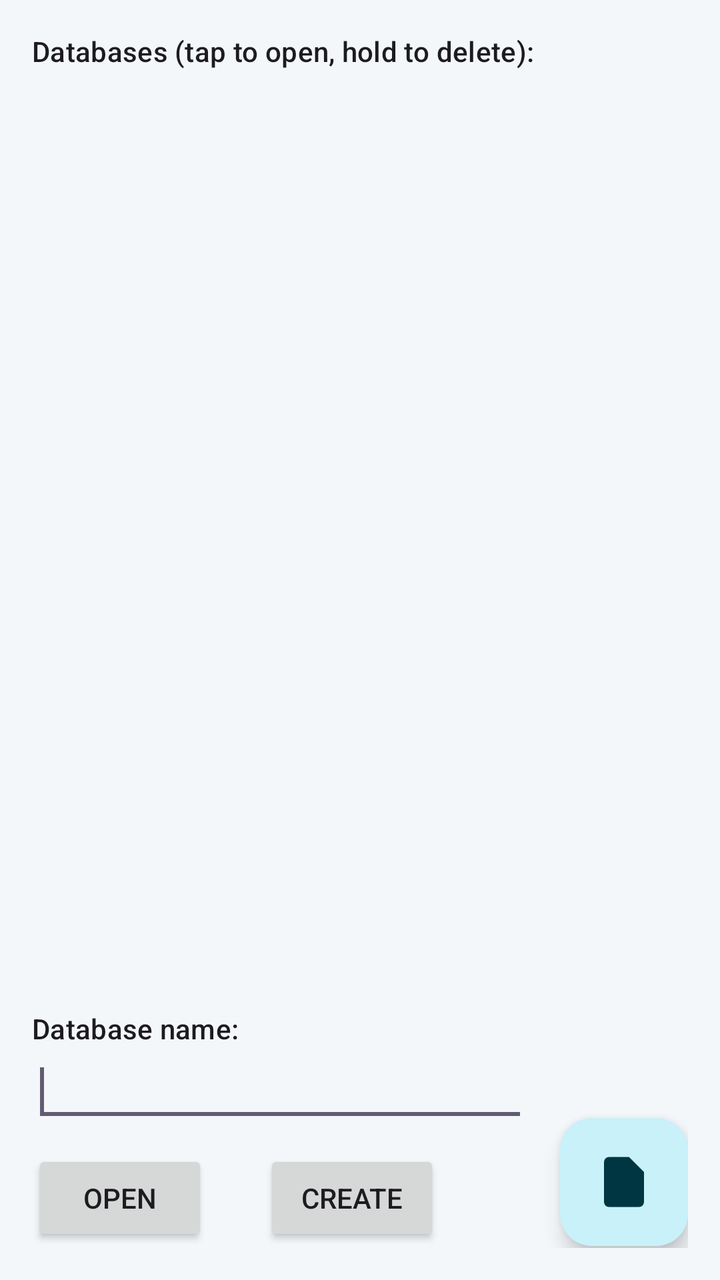
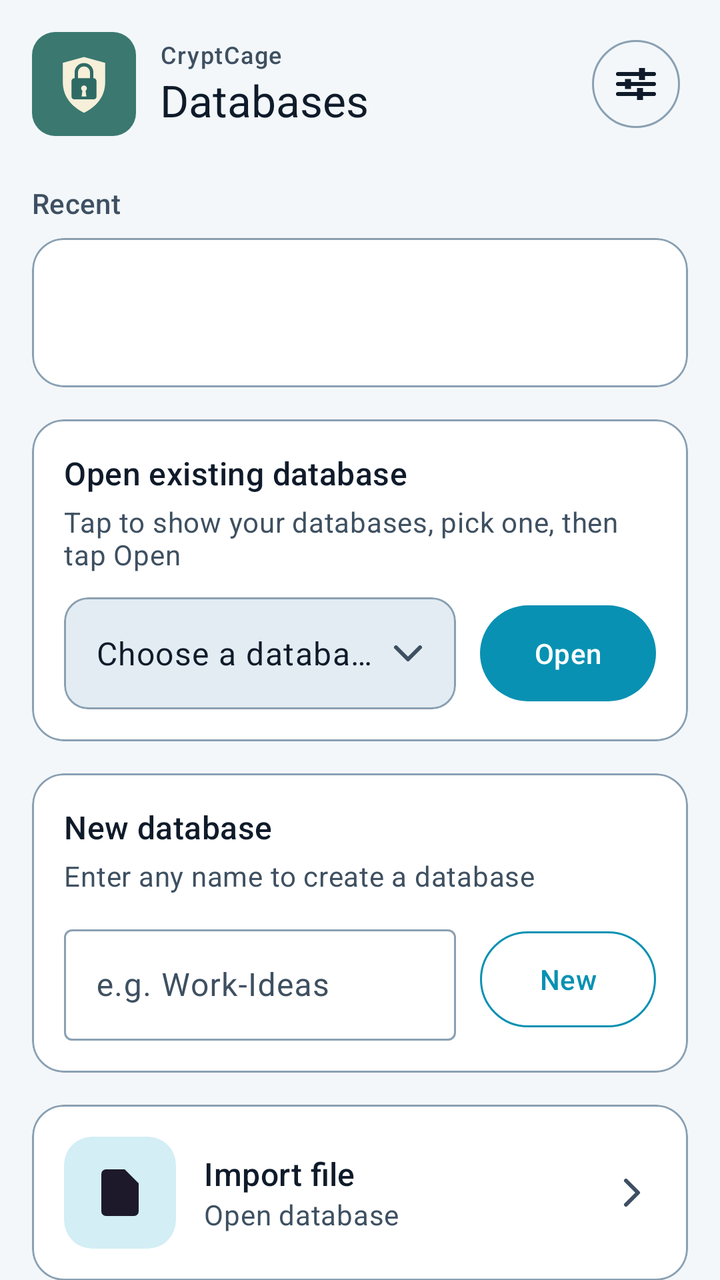

Screens rendered from an Android XML layout before and after an edit, with the pre-edit source and the edit as a unified diff.
<!-- AndroidManifest.xml: application theme AppBaseTheme -->
<!-- res/layout/activity_select_database.xml -->
<?xml version="1.0" encoding="utf-8"?>
<RelativeLayout xmlns:android="http://schemas.android.com/apk/res/android"
    xmlns:app="http://schemas.android.com/apk/res-auto"
    xmlns:tools="http://schemas.android.com/tools"
    android:layout_width="match_parent"
    android:layout_height="match_parent"
    android:paddingBottom="@dimen/activity_vertical_margin"
    android:paddingStart="@dimen/activity_horizontal_margin"
    android:paddingEnd="@dimen/activity_horizontal_margin"
    android:paddingTop="@dimen/activity_vertical_margin"
    tools:context=".MainActivity" >

    <ListView
        android:id="@android:id/list"
        android:layout_width="match_parent"
        android:layout_height="match_parent"
        android:layout_above="@+id/textView1"
        android:layout_below="@+id/textRecentDB" />

    <TextView
        android:id="@+id/textRecentDB"
        android:layout_width="wrap_content"
        android:layout_height="wrap_content"
        android:layout_alignParentStart="true"
        android:layout_alignParentTop="true"
        android:text="@string/title_recentDB"
        android:textAppearance="?attr/textAppearanceTitleSmall" />

    <TextView
        android:id="@+id/textView1"
        android:layout_width="wrap_content"
        android:layout_height="wrap_content"
        android:layout_above="@+id/editTextPath"
        android:layout_alignParentStart="true"
        android:layout_marginTop="14dp"
        android:text="@string/title_databaseLocation"
        android:textAppearance="?attr/textAppearanceTitleSmall" />

    <EditText
        android:id="@+id/editTextPath"
        android:layout_width="wrap_content"
        android:layout_height="wrap_content"
        android:layout_above="@+id/buttonOpen"
        android:layout_alignStart="@+id/textView1"
        android:layout_toStartOf="@+id/buttonStorage"
        android:inputType="textNoSuggestions" >

        <requestFocus />
    </EditText>

    <com.google.android.material.floatingactionbutton.FloatingActionButton
        android:id="@+id/buttonStorage"
        android:layout_width="wrap_content"
        android:layout_height="wrap_content"
        android:layout_alignBottom="@+id/buttonOpen"
        android:layout_alignParentEnd="true"
        android:layout_marginStart="16dp"
        android:contentDescription="@string/action_import"
        app:fabCustomSize="64dp"
        app:maxImageSize="30dp"
        app:srcCompat="@drawable/ic_file_import"
        app:tint="?attr/colorOnPrimaryContainer" />

    <Button
        android:id="@+id/buttonOpen"
        android:layout_width="wrap_content"
        android:layout_height="wrap_content"
        android:layout_alignStart="@+id/editTextPath"
        android:layout_alignParentBottom="true"
        android:layout_marginBottom="1dp"
        android:layout_marginTop="10dp"
        android:text="@string/butt_open" />

    <Button
        android:id="@+id/buttonCreate"
        android:layout_width="wrap_content"
        android:layout_height="wrap_content"
        android:layout_alignBaseline="@+id/buttonOpen"
        android:layout_alignBottom="@+id/buttonOpen"
        android:layout_marginStart="28dp"
        android:layout_toEndOf="@+id/buttonOpen"
        android:text="@string/butt_create" />

    <ProgressBar
        android:id="@+id/progressBar1"
        style="?android:attr/progressBarStyleLarge"
        android:layout_width="wrap_content"
        android:layout_height="wrap_content"
        android:layout_centerHorizontal="true"
        android:layout_centerVertical="true"
        android:visibility="gone" />

</RelativeLayout>
<!-- resources referenced by this layout -->
<resources>
  <dimen name="activity_horizontal_margin">16dp</dimen>
  <dimen name="activity_vertical_margin">16dp</dimen>
  <string name="action_import">Import database</string>
  <string name="butt_create">Create</string>
  <string name="butt_open">Open</string>
  <string name="title_databaseLocation">Database name:</string>
  <string name="title_recentDB">Databases (tap to open, hold to delete):</string>
  <color name="tech_primary">#0891B2</color>
  <color name="tech_surface">#FFFFFF</color>
  <color name="tech_on_surface">#0F1B2A</color>
  <color name="tech_outline">#8AA0B2</color>
  <color name="tech_background">#F3F7FA</color>
  <!-- unchanged entries left out for length: 9 -->
</resources>

<!-- the commit's change to res/layout/activity_select_database.xml (unified diff, before → after) -->
@@ -1,93 +1,389 @@
 <?xml version="1.0" encoding="utf-8"?>
-<RelativeLayout xmlns:android="http://schemas.android.com/apk/res/android"
+<FrameLayout xmlns:android="http://schemas.android.com/apk/res/android"
     xmlns:app="http://schemas.android.com/apk/res-auto"
-    xmlns:tools="http://schemas.android.com/tools"
     android:layout_width="match_parent"
-    android:layout_height="match_parent"
-    android:paddingBottom="@dimen/activity_vertical_margin"
-    android:paddingStart="@dimen/activity_horizontal_margin"
-    android:paddingEnd="@dimen/activity_horizontal_margin"
-    android:paddingTop="@dimen/activity_vertical_margin"
-    tools:context=".MainActivity" >
-
-    <ListView
-        android:id="@android:id/list"
+    android:layout_height="match_parent">
+
+    <androidx.core.widget.NestedScrollView
         android:layout_width="match_parent"
         android:layout_height="match_parent"
-        android:layout_above="@+id/textView1"
-        android:layout_below="@+id/textRecentDB" />
-
-    <TextView
-        android:id="@+id/textRecentDB"
-        android:layout_width="wrap_content"
-        android:layout_height="wrap_content"
-        android:layout_alignParentStart="true"
-        android:layout_alignParentTop="true"
-        android:text="@string/title_recentDB"
-        android:textAppearance="?attr/textAppearanceTitleSmall" />
-
-    <TextView
-        android:id="@+id/textView1"
-        android:layout_width="wrap_content"
-        android:layout_height="wrap_content"
-        android:layout_above="@+id/editTextPath"
-        android:layout_alignParentStart="true"
-        android:layout_marginTop="14dp"
-        android:text="@string/title_databaseLocation"
-        android:textAppearance="?attr/textAppearanceTitleSmall" />
-
-    <EditText
-        android:id="@+id/editTextPath"
-        android:layout_width="wrap_content"
-        android:layout_height="wrap_content"
-        android:layout_above="@+id/buttonOpen"
-        android:layout_alignStart="@+id/textView1"
-        android:layout_toStartOf="@+id/buttonStorage"
-        android:inputType="textNoSuggestions" >
-
-        <requestFocus />
-    </EditText>
-
-    <com.google.android.material.floatingactionbutton.FloatingActionButton
-        android:id="@+id/buttonStorage"
-        android:layout_width="wrap_content"
-        android:layout_height="wrap_content"
-        android:layout_alignBottom="@+id/buttonOpen"
-        android:layout_alignParentEnd="true"
-        android:layout_marginStart="16dp"
-        android:contentDescription="@string/action_import"
-        app:fabCustomSize="64dp"
-        app:maxImageSize="30dp"
-        app:srcCompat="@drawable/ic_file_import"
-        app:tint="?attr/colorOnPrimaryContainer" />
-
-    <Button
-        android:id="@+id/buttonOpen"
-        android:layout_width="wrap_content"
-        android:layout_height="wrap_content"
-        android:layout_alignStart="@+id/editTextPath"
-        android:layout_alignParentBottom="true"
-        android:layout_marginBottom="1dp"
-        android:layout_marginTop="10dp"
-        android:text="@string/butt_open" />
-
-    <Button
-        android:id="@+id/buttonCreate"
-        android:layout_width="wrap_content"
-        android:layout_height="wrap_content"
-        android:layout_alignBaseline="@+id/buttonOpen"
-        android:layout_alignBottom="@+id/buttonOpen"
-        android:layout_marginStart="28dp"
-        android:layout_toEndOf="@+id/buttonOpen"
-        android:text="@string/butt_create" />
+        android:clipToPadding="false"
+        android:fillViewport="true"
+        android:paddingBottom="24dp"
+        android:paddingEnd="16dp"
+        android:paddingStart="16dp"
+        android:paddingTop="16dp">
+
+        <LinearLayout
+            android:layout_width="match_parent"
+            android:layout_height="wrap_content"
+            android:orientation="vertical">
+
+            
+            <LinearLayout
+                android:layout_width="match_parent"
+                android:layout_height="wrap_content"
+                android:gravity="center_vertical"
+                android:orientation="horizontal">
+
+                <ImageView
+                    android:id="@+id/imageBrand"
+                    android:layout_width="52dp"
+                    android:layout_height="52dp"
+                    android:importantForAccessibility="no"
+                    android:src="@drawable/ic_brand" />
+
+                <LinearLayout
+                    android:layout_width="0dp"
+                    android:layout_height="wrap_content"
+                    android:layout_marginStart="12dp"
+                    android:layout_weight="1"
+                    android:orientation="vertical">
+
+                    <TextView
+                        android:layout_width="wrap_content"
+                        android:layout_height="wrap_content"
+                        android:text="@string/app_name"
+                        android:textAppearance="?attr/textAppearanceLabelMedium"
+                        android:textColor="?attr/colorOnSurfaceVariant" />
+
+                    <TextView
+                        android:id="@+id/textTitle"
+                        android:layout_width="wrap_content"
+                        android:layout_height="wrap_content"
+                        android:text="@string/title_databases"
+                        android:textAppearance="?attr/textAppearanceTitleLarge"
+                        android:textColor="?attr/colorOnSurface" />
+                </LinearLayout>
+
+                <com.google.android.material.button.MaterialButton
+                    android:id="@+id/buttonSettings"
+                    style="?attr/materialIconButtonOutlinedStyle"
+                    android:layout_width="52dp"
+                    android:layout_height="52dp"
+                    android:contentDescription="@string/action_settings"
+                    app:icon="@drawable/ic_settings"
+                    app:iconGravity="textStart"
+                    app:iconPadding="0dp"
+                    app:iconSize="24dp"
+                    app:iconTint="?attr/colorOnSurface"
+                    app:strokeColor="?attr/colorOutline" />
+            </LinearLayout>
+
+            
+            <TextView
+                android:id="@+id/textRecentTitle"
+                android:layout_width="wrap_content"
+                android:layout_height="wrap_content"
+                android:layout_marginTop="24dp"
+                android:layout_marginBottom="8dp"
+                android:text="@string/title_recent"
+                android:textAppearance="?attr/textAppearanceLabelLarge"
+                android:textColor="?attr/colorOnSurfaceVariant" />
+
+            <com.google.android.material.card.MaterialCardView
+                android:id="@+id/cardRecent"
+                style="?attr/materialCardViewOutlinedStyle"
+                android:layout_width="match_parent"
+                android:layout_height="wrap_content"
+                android:clickable="true"
+                android:focusable="true"
+                android:foreground="?attr/selectableItemBackground"
+                app:cardBackgroundColor="?attr/colorSurface"
+                app:cardCornerRadius="16dp"
+                app:cardElevation="0dp"
+                app:strokeColor="?attr/colorOutline"
+                app:strokeWidth="1dp">
+
+                <LinearLayout
+                    android:layout_width="match_parent"
+                    android:layout_height="wrap_content"
+                    android:orientation="vertical"
+                    android:padding="16dp">
+
+                    <TextView
+                        android:id="@+id/textRecentName"
+                        android:layout_width="match_parent"
+                        android:layout_height="wrap_content"
+                        android:ellipsize="end"
+                        android:singleLine="true"
+                        android:textAppearance="?attr/textAppearanceTitleMedium"
+                        android:textColor="?attr/colorOnSurface" />
+
+                    <TextView
+                        android:id="@+id/textRecentInfo"
+                        android:layout_width="match_parent"
+                        android:layout_height="wrap_content"
+                        android:layout_marginTop="2dp"
+                        android:textAppearance="?attr/textAppearanceBodyMedium"
+                        android:textColor="?attr/colorOnSurfaceVariant" />
+                </LinearLayout>
+            </com.google.android.material.card.MaterialCardView>
+
+            
+            <com.google.android.material.card.MaterialCardView
+                style="?attr/materialCardViewOutlinedStyle"
+                android:layout_width="match_parent"
+                android:layout_height="wrap_content"
+                android:layout_marginTop="16dp"
+                app:cardBackgroundColor="?attr/colorSurface"
+                app:cardCornerRadius="16dp"
+                app:cardElevation="0dp"
+                app:strokeColor="?attr/colorOutline"
+                app:strokeWidth="1dp">
+
+                <LinearLayout
+                    android:layout_width="match_parent"
+                    android:layout_height="wrap_content"
+                    android:orientation="vertical"
+                    android:padding="16dp">
+
+                    <TextView
+                        android:layout_width="wrap_content"
+                        android:layout_height="wrap_content"
+                        android:text="@string/title_openExisting"
+                        android:textAppearance="?attr/textAppearanceTitleMedium"
+                        android:textColor="?attr/colorOnSurface" />
+
+                    <TextView
+                        android:layout_width="wrap_content"
+                        android:layout_height="wrap_content"
+                        android:layout_marginTop="4dp"
+                        android:text="@string/hint_openExisting"
+                        android:textAppearance="?attr/textAppearanceBodyMedium"
+                        android:textColor="?attr/colorOnSurfaceVariant" />
+
+                    <LinearLayout
+                        android:layout_width="match_parent"
+                        android:layout_height="wrap_content"
+                        android:layout_marginTop="12dp"
+                        android:gravity="center_vertical"
+                        android:orientation="horizontal">
+
+                        <com.google.android.material.card.MaterialCardView
+                            android:id="@+id/rowSelect"
+                            style="?attr/materialCardViewOutlinedStyle"
+                            android:layout_width="0dp"
+                            android:layout_height="56dp"
+                            android:layout_weight="1"
+                            android:clickable="true"
+                            android:focusable="true"
+                            android:foreground="?attr/selectableItemBackground"
+                            app:cardBackgroundColor="?attr/colorSurfaceVariant"
+                            app:cardCornerRadius="12dp"
+                            app:cardElevation="0dp"
+                            app:strokeColor="?attr/colorOutline"
+                            app:strokeWidth="1dp">
+
+                            <LinearLayout
+                                android:layout_width="match_parent"
+                                android:layout_height="match_parent"
+                                android:gravity="center_vertical"
+                                android:orientation="horizontal"
+                                android:paddingEnd="12dp"
+                                android:paddingStart="16dp">
+
+                                <TextView
+                                    android:id="@+id/textSelected"
+                                    android:layout_width="0dp"
+                                    android:layout_height="wrap_content"
+                                    android:layout_weight="1"
+                                    android:ellipsize="end"
+                                    android:singleLine="true"
+                                    android:text="@string/hint_chooseDatabase"
+                                    android:textAppearance="?attr/textAppearanceBodyLarge"
+                                    android:textColor="?attr/colorOnSurface" />
+
+                                <ImageView
+                                    android:id="@+id/imageExpand"
+                                    android:layout_width="24dp"
+                                    android:layout_height="24dp"
+                                    android:importantForAccessibility="no"
+                                    android:src="@drawable/ic_expand_more"
+                                    app:tint="?attr/colorOnSurfaceVariant" />
+                            </LinearLayout>
+                        </com.google.android.material.card.MaterialCardView>
+
+                        <com.google.android.material.button.MaterialButton
+                            android:id="@+id/buttonOpen"
+                            android:layout_width="wrap_content"
+                            android:layout_height="56dp"
+                            android:layout_marginStart="12dp"
+                            android:minWidth="88dp"
+                            android:text="@string/butt_open" />
+                    </LinearLayout>
+
+                    <com.google.android.material.card.MaterialCardView
+                        android:id="@+id/cardDatabaseList"
+                        style="?attr/materialCardViewOutlinedStyle"
+                        android:layout_width="match_parent"
+                        android:layout_height="wrap_content"
+                        android:layout_marginTop="8dp"
+                        android:visibility="gone"
+                        app:cardBackgroundColor="?attr/colorSurface"
+                        app:cardCornerRadius="12dp"
+                        app:cardElevation="0dp"
+                        app:strokeColor="?attr/colorOutline"
+                        app:strokeWidth="1dp">
+
+                        <LinearLayout
+                            android:id="@+id/listDatabases"
+                            android:layout_width="match_parent"
+                            android:layout_height="wrap_content"
+                            android:orientation="vertical" />
+                    </com.google.android.material.card.MaterialCardView>
+                </LinearLayout>
+            </com.google.android.material.card.MaterialCardView>
+
+            
+            <com.google.android.material.card.MaterialCardView
+                style="?attr/materialCardViewOutlinedStyle"
+                android:layout_width="match_parent"
+                android:layout_height="wrap_content"
+                android:layout_marginTop="16dp"
+                app:cardBackgroundColor="?attr/colorSurface"
+                app:cardCornerRadius="16dp"
+                app:cardElevation="0dp"
+                app:strokeColor="?attr/colorOutline"
+                app:strokeWidth="1dp">
+
+                <LinearLayout
+                    android:layout_width="match_parent"
+                    android:layout_height="wrap_content"
+                    android:orientation="vertical"
+                    android:padding="16dp">
+
+                    <TextView
+                        android:layout_width="wrap_content"
+                        android:layout_height="wrap_content"
+                        android:text="@string/title_newDatabase"
+                        android:textAppearance="?attr/textAppearanceTitleMedium"
+                        android:textColor="?attr/colorOnSurface" />
+
+                    <TextView
+                        android:layout_width="wrap_content"
+                        android:layout_height="wrap_content"
+                        android:layout_marginTop="4dp"
+                        android:text="@string/hint_newDatabase"
+                        android:textAppearance="?attr/textAppearanceBodyMedium"
+                        android:textColor="?attr/colorOnSurfaceVariant" />
+
+                    <LinearLayout
+                        android:layout_width="match_parent"
+                        android:layout_height="wrap_content"
+                        android:layout_marginTop="12dp"
+                        android:gravity="center_vertical"
+                        android:orientation="horizontal">
+
+                        <com.google.android.material.textfield.TextInputLayout
+                            android:id="@+id/inputName"
+                            style="?attr/textInputOutlinedStyle"
+                            android:layout_width="0dp"
+                            android:layout_height="wrap_content"
+                            android:layout_weight="1"
+                            android:hint="@string/hint_databaseName">
+
+                            <com.google.android.material.textfield.TextInputEditText
+                                android:id="@+id/editTextName"
+                                android:layout_width="match_parent"
+                                android:layout_height="wrap_content"
+                                android:imeOptions="actionDone"
+                                android:inputType="text"
+                                android:maxLines="1" />
+                        </com.google.android.material.textfield.TextInputLayout>
+
+                        <com.google.android.material.button.MaterialButton
+                            android:id="@+id/buttonCreate"
+                            style="?attr/materialButtonOutlinedStyle"
+                            android:layout_width="wrap_content"
+                            android:layout_height="56dp"
+                            android:layout_marginStart="12dp"
+                            android:minWidth="88dp"
+                            android:text="@string/butt_new"
+                            app:strokeColor="?attr/colorPrimary" />
+                    </LinearLayout>
+                </LinearLayout>
+            </com.google.android.material.card.MaterialCardView>
+
+            
+            <com.google.android.material.card.MaterialCardView
+                android:id="@+id/cardImport"
+                style="?attr/materialCardViewOutlinedStyle"
+                android:layout_width="match_parent"
+                android:layout_height="wrap_content"
+                android:layout_marginTop="16dp"
+                android:clickable="true"
+                android:focusable="true"
+                android:foreground="?attr/selectableItemBackground"
+                app:cardBackgroundColor="?attr/colorSurface"
+                app:cardCornerRadius="16dp"
+                app:cardElevation="0dp"
+                app:strokeColor="?attr/colorOutline"
+                app:strokeWidth="1dp">
+
+                <LinearLayout
+                    android:layout_width="match_parent"
+                    android:layout_height="wrap_content"
+                    android:gravity="center_vertical"
+                    android:orientation="horizontal"
+                    android:padding="16dp">
+
+                    <com.google.android.material.card.MaterialCardView
+                        android:layout_width="56dp"
+                        android:layout_height="56dp"
+                        app:cardBackgroundColor="?attr/colorSecondaryContainer"
+                        app:cardCornerRadius="14dp"
+                        app:cardElevation="0dp"
+                        app:strokeWidth="0dp">
+
+                        <ImageView
+                            android:layout_width="28dp"
+                            android:layout_height="28dp"
+                            android:layout_gravity="center"
+                            android:importantForAccessibility="no"
+                            android:src="@drawable/ic_file_import"
+                            app:tint="?attr/colorOnSecondaryContainer" />
+                    </com.google.android.material.card.MaterialCardView>
+
+                    <LinearLayout
+                        android:layout_width="0dp"
+                        android:layout_height="wrap_content"
+                        android:layout_marginStart="14dp"
+                        android:layout_weight="1"
+                        android:orientation="vertical">
+
+                        <TextView
+                            android:layout_width="wrap_content"
+                            android:layout_height="wrap_content"
+                            android:text="@string/title_importFile"
+                            android:textAppearance="?attr/textAppearanceTitleMedium"
+                            android:textColor="?attr/colorOnSurface" />
+
+                        <TextView
+                            android:layout_width="wrap_content"
+                            android:layout_height="wrap_content"
+                            android:text="@string/hint_importFile"
+                            android:textAppearance="?attr/textAppearanceBodyMedium"
+                            android:textColor="?attr/colorOnSurfaceVariant" />
+                    </LinearLayout>
+
+                    <ImageView
+                        android:layout_width="24dp"
+                        android:layout_height="24dp"
+                        android:importantForAccessibility="no"
+                        android:src="@drawable/ic_chevron_right"
+                        app:tint="?attr/colorOnSurfaceVariant" />
+                </LinearLayout>
+            </com.google.android.material.card.MaterialCardView>
+        </LinearLayout>
+    </androidx.core.widget.NestedScrollView>
 
     <ProgressBar
         android:id="@+id/progressBar1"
         style="?android:attr/progressBarStyleLarge"
         android:layout_width="wrap_content"
         android:layout_height="wrap_content"
-        android:layout_centerHorizontal="true"
-        android:layout_centerVertical="true"
+        android:layout_gravity="center"
         android:visibility="gone" />
 
-</RelativeLayout>
+</FrameLayout>
<!-- resource entries referenced after the edit -->
@@ -1,12 +1,98 @@
 <!-- resources referenced by this layout -->
 <resources>
-  <dimen name="activity_horizontal_margin">16dp</dimen>
-  <dimen name="activity_vertical_margin">16dp</dimen>
-  <string name="action_import">Import database</string>
-  <string name="butt_create">Create</string>
+  <!-- drawable ic_brand (drawable) -->
+  <?xml version="1.0" encoding="utf-8"?>
+  <vector xmlns:android="http://schemas.android.com/apk/res/android"
+      android:width="108dp"
+      android:height="108dp"
+      android:viewportWidth="108"
+      android:viewportHeight="108">
+      <path
+          android:fillColor="#3A7870"
+          android:pathData="M24,0H84A24,24 0 0 1 108,24V84A24,24 0 0 1 84,108H24A24,24 0 0 1 0,84V24A24,24 0 0 1 24,0Z" />
+      <path
+          android:fillColor="#F6EFD9"
+          android:pathData="M54,26L76,32L76,52C76,68 66,78 54,84C42,78 32,68 32,52L32,32Z" />
+      <path
+          android:fillColor="#00000000"
+          android:strokeColor="#2F6B65"
+          android:strokeLineCap="round"
+          android:strokeWidth="3.5"
+          android:pathData="M46,48V42C46,37.5 49.5,34 54,34C58.5,34 62,37.5 62,42V48" />
+      <path
+          android:fillColor="#2F6B65"
+          android:pathData="M44,48H64A3,3 0 0 1 67,51V67A3,3 0 0 1 64,70H44A3,3 0 0 1 41,67V51A3,3 0 0 1 44,48Z" />
+      <path
+          android:fillColor="#F6EFD9"
+          android:pathData="M54,55.5A3,3 0 1 1 54,61.5A3,3 0 1 1 54,55.5Z" />
+      <path
+          android:fillColor="#F6EFD9"
+          android:pathData="M52.5,60H55.5L56.5,67H51.5Z" />
+  </vector>
+  <!-- drawable ic_chevron_right (drawable) -->
+  <?xml version="1.0" encoding="utf-8"?>
+  <vector xmlns:android="http://schemas.android.com/apk/res/android"
+      android:width="24dp"
+      android:height="24dp"
+      android:viewportWidth="24"
+      android:viewportHeight="24">
+      <path
+          android:fillColor="#00000000"
+          android:strokeColor="#FF000000"
+          android:strokeLineCap="round"
+          android:strokeLineJoin="round"
+          android:strokeWidth="2"
+          android:pathData="M9,6L15,12L9,18" />
+  </vector>
+  <!-- drawable ic_expand_more (drawable) -->
+  <?xml version="1.0" encoding="utf-8"?>
+  <vector xmlns:android="http://schemas.android.com/apk/res/android"
+      android:width="24dp"
+      android:height="24dp"
+      android:viewportWidth="24"
+      android:viewportHeight="24">
+      <path
+          android:fillColor="#00000000"
+          android:strokeColor="#FF000000"
+          android:strokeLineCap="round"
+          android:strokeLineJoin="round"
+          android:strokeWidth="2"
+          android:pathData="M6,9L12,15L18,9" />
+  </vector>
+  <!-- drawable ic_settings (drawable) -->
+  <?xml version="1.0" encoding="utf-8"?>
+  <vector xmlns:android="http://schemas.android.com/apk/res/android"
+      android:width="24dp"
+      android:height="24dp"
+      android:viewportWidth="24"
+      android:viewportHeight="24">
+      <path
+          android:fillColor="#00000000"
+          android:strokeColor="#FF000000"
+          android:strokeLineCap="round"
+          android:strokeWidth="2"
+          android:pathData="M3,7H21M3,12H21M3,17H21" />
+      <path
+          android:fillColor="#00000000"
+          android:strokeColor="#FF000000"
+          android:strokeLineCap="butt"
+          android:strokeWidth="3"
+          android:pathData="M15,4V10M8,9.5V14.5M14,14V20" />
+  </vector>
+  <string name="action_settings">Settings</string>
+  <string name="app_name">CryptCage</string>
+  <string name="butt_new">New</string>
   <string name="butt_open">Open</string>
-  <string name="title_databaseLocation">Database name:</string>
-  <string name="title_recentDB">Databases (tap to open, hold to delete):</string>
+  <string name="hint_chooseDatabase">Choose a database</string>
+  <string name="hint_databaseName">e.g. Work-Ideas</string>
+  <string name="hint_importFile">Open database</string>
+  <string name="hint_newDatabase">Enter any name to create a database</string>
+  <string name="hint_openExisting">Tap to show your databases, pick one, then tap Open</string>
+  <string name="title_databases">Databases</string>
+  <string name="title_importFile">Import file</string>
+  <string name="title_newDatabase">New database</string>
+  <string name="title_openExisting">Open existing database</string>
+  <string name="title_recent">Recent</string>
   <color name="tech_primary">#0891B2</color>
   <color name="tech_surface">#FFFFFF</color>
   <color name="tech_on_surface">#0F1B2A</color>
